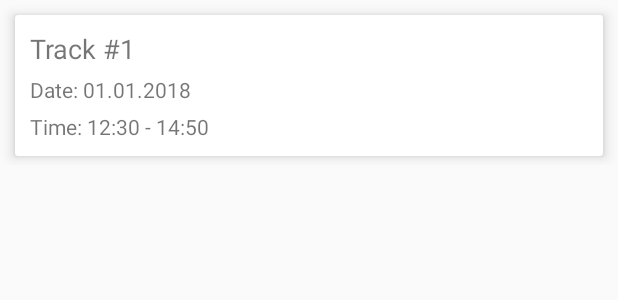
After one commit to SergeyPanshyn/SpeedApp, an Android app: the layout history_recycler_item.xml on its own in the app's theme, with its tools: preview values and no code run, on a phone screen of 412 x 824 dp. The commit adds this screen. Shown: the top 300 px of the screen. Run offline under Robolectric (Android 15) with nearby library versions, the phone set to English and light mode, and no system bars.

Commit message:
created history adapter, Track entity, recyclerView item and initialization of recyclerView.

```diff
--- a/app/build.gradle
+++ b/app/build.gradle
@@ -79,6 +79,7 @@ dependencies {
     implementation 'com.android.support:appcompat-v7:27.0.2'
     compile 'com.android.support:appcompat-v7:27.0.2'
     compile 'com.android.support:design:27.0.2'
+    compile 'com.android.support:cardview-v7:25.3.1'
     implementation 'com.android.support.constraint:constraint-layout:1.0.2'
     testImplementation 'junit:junit:4.12'
     androidTestImplementation 'com.android.support.test:runner:1.0.1'
--- a/app/src/main/java/com/example/speedtest/data/db/entity/ChartPoint.kt
+++ b/app/src/main/java/com/example/speedtest/data/db/entity/ChartPoint.kt
@@ -8,7 +8,7 @@ import android.arch.persistence.room.PrimaryKey
  */
 @Entity
 data class ChartPoint(
-        @PrimaryKey(autoGenerate = true)
+        @PrimaryKey(autoGenerate = true) val id: Int,
         val timestamp: Long,
         val speed: Int
 )
--- a/app/src/main/java/com/example/speedtest/data/db/entity/SpeedInfo.kt
+++ b/app/src/main/java/com/example/speedtest/data/db/entity/SpeedInfo.kt
@@ -1,6 +1,7 @@
 package com.example.speedtest.data.db.entity
 
 import android.arch.persistence.room.Entity
+import android.arch.persistence.room.Ignore
 import android.arch.persistence.room.PrimaryKey
 
 /**
--- a/app/src/main/java/com/example/speedtest/presentation/history/HistoryPresenter.kt
+++ b/app/src/main/java/com/example/speedtest/presentation/history/HistoryPresenter.kt
@@ -9,6 +9,10 @@ interface HistoryPresenter<T>: Presenter<T> {
 
     interface HistoryView {
 
+        fun showTrackList(data: List<String>)
+
     }
 
+    fun getTrackList()
+
 }
--- a/app/src/main/java/com/example/speedtest/presentation/history/HistoryPresenterImpl.kt
+++ b/app/src/main/java/com/example/speedtest/presentation/history/HistoryPresenterImpl.kt
@@ -7,6 +7,10 @@ class HistoryPresenterImpl<T: HistoryPresenter.HistoryView>: HistoryPresenter<T>
 
     private var view: T? = null
 
+    override fun getTrackList() {
+
+    }
+
     override fun setView(view: T) {
         this.view = view
     }
--- a/app/src/main/java/com/example/speedtest/presentation/settings/SettingsFragment.kt
+++ b/app/src/main/java/com/example/speedtest/presentation/settings/SettingsFragment.kt
@@ -44,8 +44,6 @@ class SettingsFragment: Fragment(), SettingsPresenter.SettingsView {
     private val settingsListener: SettingsListener by lazy { context as SettingsFragment.SettingsListener }
 
     interface SettingsListener {
-
-        fun onProviderChanged()
 
     }
 
--- a/app/src/main/res/layout/history_fragment.xml
+++ b/app/src/main/res/layout/history_fragment.xml
@@ -6,7 +6,7 @@
     android:background="@color/black">
 
     <TextView
-        android:id="@+id/history_title"
+        android:id="@+id/history_title_tv"
         android:layout_width="wrap_content"
         android:layout_height="wrap_content"
         android:text="History"
@@ -22,7 +22,7 @@
         android:layout_width="0dp"
         android:layout_height="1dp"
         android:background="@color/light_blue_1"
-        app:layout_constraintTop_toBottomOf="@+id/history_title"
+        app:layout_constraintTop_toBottomOf="@+id/history_title_tv"
         app:layout_constraintLeft_toLeftOf="parent"
         app:layout_constraintRight_toRightOf="parent"
         android:layout_marginTop="10dp"/>
--- /dev/null
+++ b/app/src/main/res/layout/history_recycler_item.xml
@@ -0,0 +1,67 @@
+<?xml version="1.0" encoding="utf-8"?>
+<android.support.constraint.ConstraintLayout xmlns:android="http://schemas.android.com/apk/res/android"
+    android:layout_width="match_parent"
+    android:layout_height="110dp"
+    xmlns:tools="http://schemas.android.com/tools"
+    xmlns:app="http://schemas.android.com/apk/res-auto"
+    xmlns:card_view="http://schemas.android.com/apk/res-auto">
+
+    <android.support.v7.widget.CardView
+        android:id="@+id/root_card_view"
+        android:layout_width="match_parent"
+        android:layout_height="wrap_content"
+        app:layout_constraintTop_toTopOf="parent"
+        android:layout_margin="10dp"
+        card_view:cardElevation="5dp"
+        card_view:cardPreventCornerOverlap="false"
+        android:foreground="?attr/selectableItemBackground"
+        android:clickable="true"
+        android:focusable="true"
+        >
+
+        <android.support.constraint.ConstraintLayout
+            android:layout_width="match_parent"
+            android:layout_height="wrap_content">
+
+            <TextView
+                android:id="@+id/track_number"
+                android:layout_width="wrap_content"
+                android:layout_height="wrap_content"
+                tools:text="Track #1"
+                android:textSize="18sp"
+                android:layout_margin="10dp"
+                app:layout_constraintTop_toTopOf="parent"
+                app:layout_constraintLeft_toLeftOf="parent"
+                />
+
+            <TextView
+                android:id="@+id/track_date"
+                android:layout_width="wrap_content"
+                android:layout_height="wrap_content"
+                tools:text="Date: 01.01.2018"
+                app:layout_constraintTop_toBottomOf="@+id/track_number"
+                app:layout_constraintLeft_toLeftOf="parent"
+                android:layout_marginStart="10dp"
+                android:layout_marginTop="5dp"
+                />
+
+            <TextView
+                android:id="@+id/track_time"
+                android:layout_width="wrap_content"
+                android:layout_height="wrap_content"
+                tools:text="Time: 12:30 - 14:50"
+                app:layout_constraintTop_toBottomOf="@+id/track_date"
+                app:layout_constraintLeft_toLeftOf="parent"
+                android:layout_marginStart="10dp"
+                android:layout_marginTop="5dp"
+                android:layout_marginBottom="10dp"
+                app:layout_constraintBottom_toBottomOf="parent"
+                />
+
+
+
+        </android.support.constraint.ConstraintLayout>
+
+
+    </android.support.v7.widget.CardView>
+</android.support.constraint.ConstraintLayout>
--- /dev/null
+++ b/app/src/main/res/layout/map_fragment.xml
@@ -0,0 +1,6 @@
+<?xml version="1.0" encoding="utf-8"?>
+<android.support.constraint.ConstraintLayout
+    xmlns:android="http://schemas.android.com/apk/res/android" android:layout_width="match_parent"
+    android:layout_height="match_parent">
+
+</android.support.constraint.ConstraintLayout>
```
Also changed, not shown: app/src/main/java/com/example/speedtest/data/db/entity/Track.kt (added, +18 -0 lines), app/src/main/java/com/example/speedtest/presentation/MainActivity.kt (+3 -5 lines), app/src/main/java/com/example/speedtest/presentation/history/HistoryFragment.kt (+42 -0 lines), app/src/main/java/com/example/speedtest/presentation/history/adapter/HistoryAdapter.kt (added, +28 -0 lines), app/src/main/java/com/example/speedtest/presentation/history/adapter/HistoryViewHolder.kt (added, +37 -0 lines), app/src/main/java/com/example/speedtest/presentation/map/MapFragment.kt (added, +23 -0 lines).
